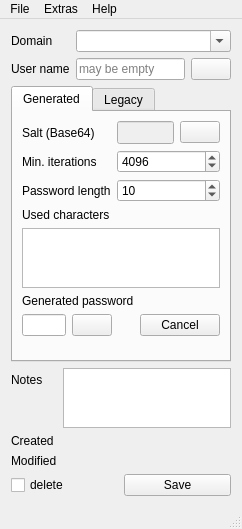
The window that Qt-SESAM/mainwindow.ui (607011/Qt-SESAM) describes before a commit, drawn with Qt 5.
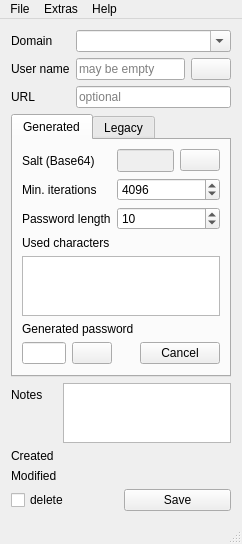
The same window after the commit. Icons and pictures are not drawn.

Commit message: Added URL field to `MainWindow`.

The edit to the form file:
```diff
--- a/Qt-SESAM/mainwindow.ui
+++ b/Qt-SESAM/mainwindow.ui
@@ -63,6 +63,20 @@
         </property>
        </widget>
       </item>
+      <item row="3" column="0">
+       <widget class="QLabel" name="label_12">
+        <property name="text">
+         <string>URL</string>
+        </property>
+       </widget>
+      </item>
+      <item row="3" column="2">
+       <widget class="QLineEdit" name="urlLineEdit">
+        <property name="placeholderText">
+         <string>optional</string>
+        </property>
+       </widget>
+      </item>
      </layout>
     </item>
     <item>
@@ -369,14 +383,14 @@
     </item>
     <item>
      <layout class="QFormLayout" name="formLayout">
-      <item row="0" column="0">
+      <item row="1" column="0">
        <widget class="QLabel" name="label_2">
         <property name="text">
          <string>Notes</string>
         </property>
        </widget>
       </item>
-      <item row="0" column="1">
+      <item row="1" column="1">
        <widget class="QPlainTextEdit" name="notesPlainTextEdit">
         <property name="sizePolicy">
          <sizepolicy hsizetype="Expanding" vsizetype="Preferred">
@@ -392,28 +406,28 @@
         </property>
        </widget>
       </item>
-      <item row="1" column="0">
+      <item row="2" column="0">
        <widget class="QLabel" name="label_5">
         <property name="text">
          <string>Created</string>
         </property>
        </widget>
       </item>
-      <item row="1" column="1">
+      <item row="2" column="1">
        <widget class="QLabel" name="createdLabel">
         <property name="text">
          <string/>
         </property>
        </widget>
       </item>
-      <item row="2" column="0">
+      <item row="3" column="0">
        <widget class="QLabel" name="label_7">
         <property name="text">
          <string>Modified</string>
         </property>
        </widget>
       </item>
-      <item row="2" column="1">
+      <item row="3" column="1">
        <widget class="QLabel" name="modifiedLabel">
         <property name="text">
          <string/>
```
Left out of the diff: 10 changed lines with no effect on the pictures. The commit also changes 1 other file.
